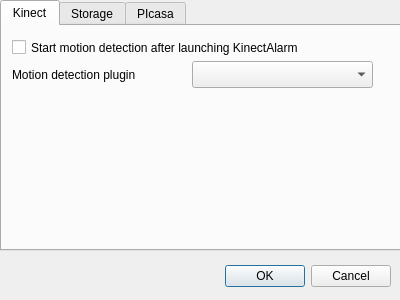
Old version of the form src/Server/ui/settingsdialog.ui in the repository darkenk/KinectAlarm.
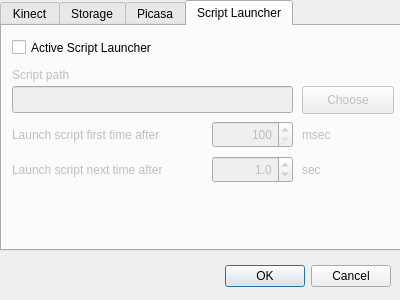
New version of the form. The open tabs and pages were chosen to show the change.

Commit message: added tab with script launching after move detection, added restarting app after plugin change

Diff of the .ui file:
```diff
--- a/src/Server/ui/settingsdialog.ui
+++ b/src/Server/ui/settingsdialog.ui
@@ -263,7 +263,7 @@
    </widget>
    <widget class="QWidget" name="picasaSettings">
     <attribute name="title">
-     <string>PIcasa</string>
+     <string>Picasa</string>
     </attribute>
     <widget class="QCheckBox" name="picasaStorageActive">
      <property name="geometry">
@@ -463,6 +463,192 @@
      </property>
     </widget>
    </widget>
+   <widget class="QWidget" name="scriptLanucher">
+    <attribute name="title">
+     <string>Script Launcher</string>
+    </attribute>
+    <widget class="QSpinBox" name="firstLaunchSpinBox">
+     <property name="enabled">
+      <bool>false</bool>
+     </property>
+     <property name="geometry">
+      <rect>
+       <x>210</x>
+       <y>95</y>
+       <width>81</width>
+       <height>27</height>
+      </rect>
+     </property>
+     <property name="alignment">
+      <set>Qt::AlignRight|Qt::AlignTrailing|Qt::AlignVCenter</set>
+     </property>
+     <property name="minimum">
+      <number>100</number>
+     </property>
+     <property name="maximum">
+      <number>1000</number>
+     </property>
+     <property name="singleStep">
+      <number>50</number>
+     </property>
+    </widget>
+    <widget class="QCheckBox" name="scriptLauncherActive">
+     <property name="geometry">
+      <rect>
+       <x>10</x>
+       <y>10</y>
+       <width>181</width>
+       <height>23</height>
+      </rect>
+     </property>
+     <property name="text">
+      <string>Active Script Launcher</string>
+     </property>
+    </widget>
+    <widget class="QPushButton" name="scriptPathChooser">
+     <property name="enabled">
+      <bool>false</bool>
+     </property>
+     <property name="geometry">
+      <rect>
+       <x>300</x>
+       <y>60</y>
+       <width>92</width>
+       <height>28</height>
+      </rect>
+     </property>
+     <property name="text">
+      <string>Choose</string>
+     </property>
+    </widget>
+    <widget class="QDoubleSpinBox" name="nextLaunchSpinBox">
+     <property name="enabled">
+      <bool>false</bool>
+     </property>
+     <property name="geometry">
+      <rect>
+       <x>210</x>
+       <y>130</y>
+       <width>81</width>
+       <height>27</height>
+      </rect>
+     </property>
+     <property name="alignment">
+      <set>Qt::AlignRight|Qt::AlignTrailing|Qt::AlignVCenter</set>
+     </property>
+     <property name="decimals">
+      <number>1</number>
+     </property>
+     <property name="minimum">
+      <double>0.500000000000000</double>
+     </property>
+     <property name="maximum">
+      <double>30.000000000000000</double>
+     </property>
+     <property name="singleStep">
+      <double>0.500000000000000</double>
+     </property>
+     <property name="value">
+      <double>1.000000000000000</double>
+     </property>
+    </widget>
+    <widget class="QLabel" name="label_13">
+     <property name="enabled">
+      <bool>false</bool>
+     </property>
+     <property name="geometry">
+      <rect>
+       <x>10</x>
+       <y>135</y>
+       <width>201</width>
+       <height>17</height>
+      </rect>
+     </property>
+     <property name="text">
+      <string>Launch script next time after</string>
+     </property>
+    </widget>
+    <widget class="QLabel" name="label_14">
+     <property name="enabled">
+      <bool>false</bool>
+     </property>
+     <property name="geometry">
+      <rect>
+       <x>10</x>
+       <y>40</y>
+       <width>91</width>
+       <height>17</height>
+      </rect>
+     </property>
+     <property name="toolTip">
+      <string>Place for storing images</string>
+     </property>
+     <property name="text">
+      <string>Script path</string>
+     </property>
+    </widget>
+    <widget class="QLabel" name="label_15">
+     <property name="enabled">
+      <bool>false</bool>
+     </property>
+     <property name="geometry">
+      <rect>
+       <x>10</x>
+       <y>100</y>
+       <width>201</width>
+       <height>17</height>
+      </rect>
+     </property>
+     <property name="text">
+      <string>Launch script first time after</string>
+     </property>
+    </widget>
+    <widget class="QLabel" name="label_16">
+     <property name="enabled">
+      <bool>false</bool>
+     </property>
+     <property name="geometry">
+      <rect>
+       <x>300</x>
+       <y>135</y>
+       <width>64</width>
+       <height>17</height>
+      </rect>
+     </property>
+     <property name="text">
+      <string>sec</string>
+     </property>
+    </widget>
+    <widget class="QLabel" name="label_17">
+     <property name="enabled">
+      <bool>false</bool>
+     </property>
+     <property name="geometry">
+      <rect>
+       <x>300</x>
+       <y>100</y>
+       <width>64</width>
+       <height>17</height>
+      </rect>
+     </property>
+     <property name="text">
+      <string>msec</string>
+     </property>
+    </widget>
+    <widget class="QLineEdit" name="scriptPath">
+     <property name="enabled">
+      <bool>false</bool>
+     </property>
+     <property name="geometry">
+      <rect>
+       <x>10</x>
+       <y>60</y>
+       <width>281</width>
+       <height>27</height>
+      </rect>
+     </property>
+    </widget>
+   </widget>
   </widget>
   <widget class="QDialogButtonBox" name="buttonBox">
    <property name="geometry">
```
Left out of the diff: 17 changed lines with no effect on the pictures. The commit also changes 14 other files.
